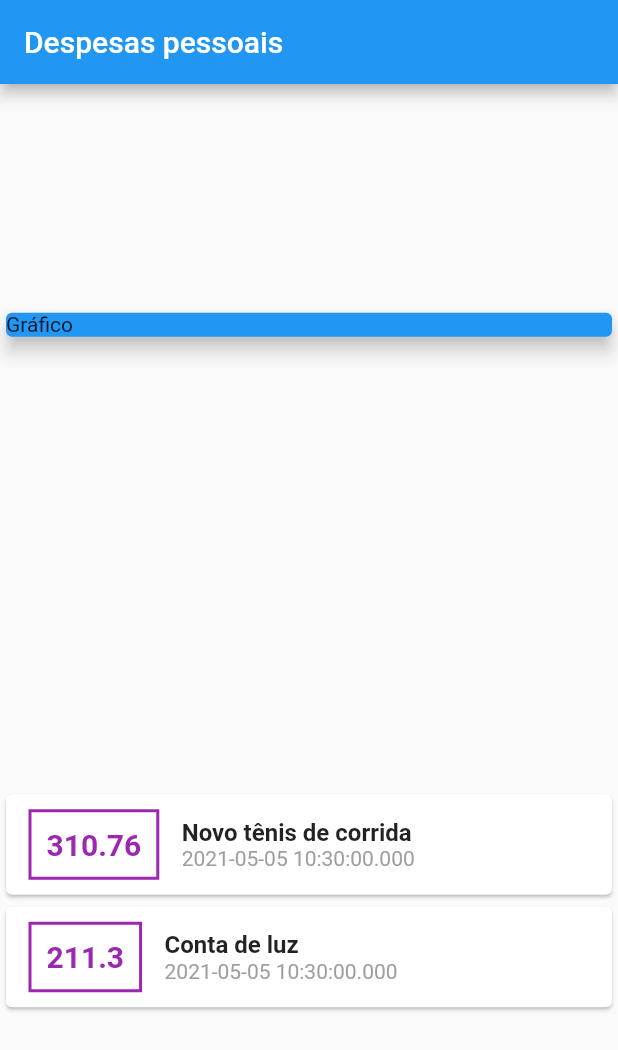
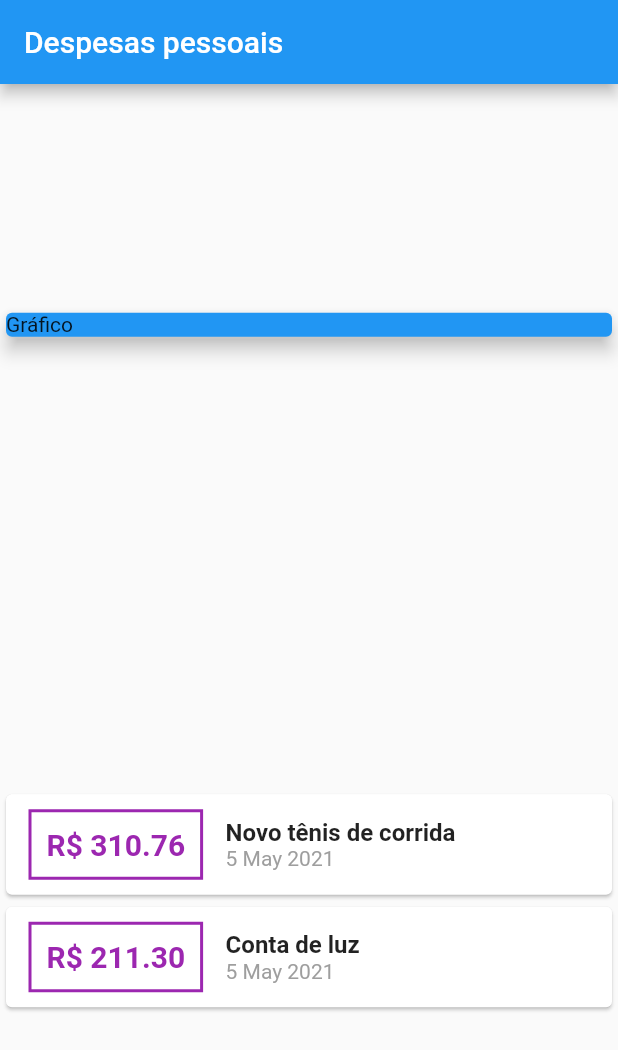
Before and after one commit to dantas15/expenses, a Flutter app: the screen it shows after launch, on a phone screen of 412 x 824 dp. Shown: the top 1050 px of the screen. Run offline on Flutter 3.47's test engine with Material 2 defaults, Android fonts, the phone set to English and light mode, and no system bars.

```diff
--- a/lib/main.dart
+++ b/lib/main.dart
@@ -1,5 +1,6 @@
 import 'package:flutter/material.dart';
 import 'package:expenses/models/transaction.dart';
+import 'package:intl/intl.dart';
 
 main() => runApp(ExpensesApp());
 
@@ -62,7 +63,7 @@ class MyHomePage extends StatelessWidget {
                           ),
                           padding: EdgeInsets.all(10),
                           child: Text(
-                            tr.value.toString(),
+                            'R\$ ${tr.value.toStringAsFixed(2)}',
                             style: TextStyle(
                               fontWeight: FontWeight.bold,
                               fontSize: 20,
@@ -82,7 +83,7 @@ class MyHomePage extends StatelessWidget {
                             ),
                           ),
                           Text(
-                            tr.date.toString(),
+                            DateFormat('d MMM y').format(tr.date),
                             style: TextStyle(
                               color: Colors.grey,
                             ),
--- a/pubspec.yaml
+++ b/pubspec.yaml
@@ -3,7 +3,7 @@ description: A new Flutter project.
 
 # The following line prevents the package from being accidentally published to
 # pub.dev using `pub publish`. This is preferred for private packages.
-publish_to: 'none' # Remove this line if you wish to publish to pub.dev
+publish_to: "none" # Remove this line if you wish to publish to pub.dev
 
 # The following defines the version and build number for your application.
 # A version number is three numbers separated by dots, like 1.2.43
@@ -23,7 +23,7 @@ environment:
 dependencies:
   flutter:
     sdk: flutter
-
+  intl: 0.16.1
 
   # The following adds the Cupertino Icons font to your application.
   # Use with the CupertinoIcons class for iOS style icons.
@@ -38,7 +38,6 @@ dev_dependencies:
 
 # The following section is specific to Flutter.
 flutter:
-
   # The following line ensures that the Material Icons font is
   # included with your application, so that you can use the icons in
   # the material Icons class.
```
Also changed, not shown: pubspec.lock.
